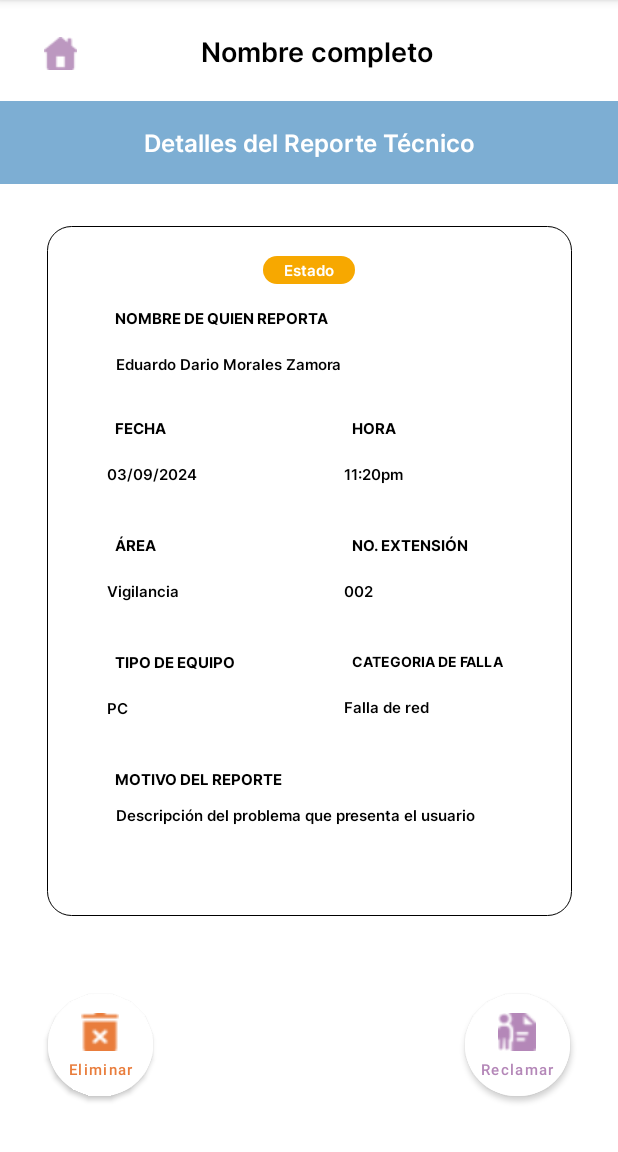
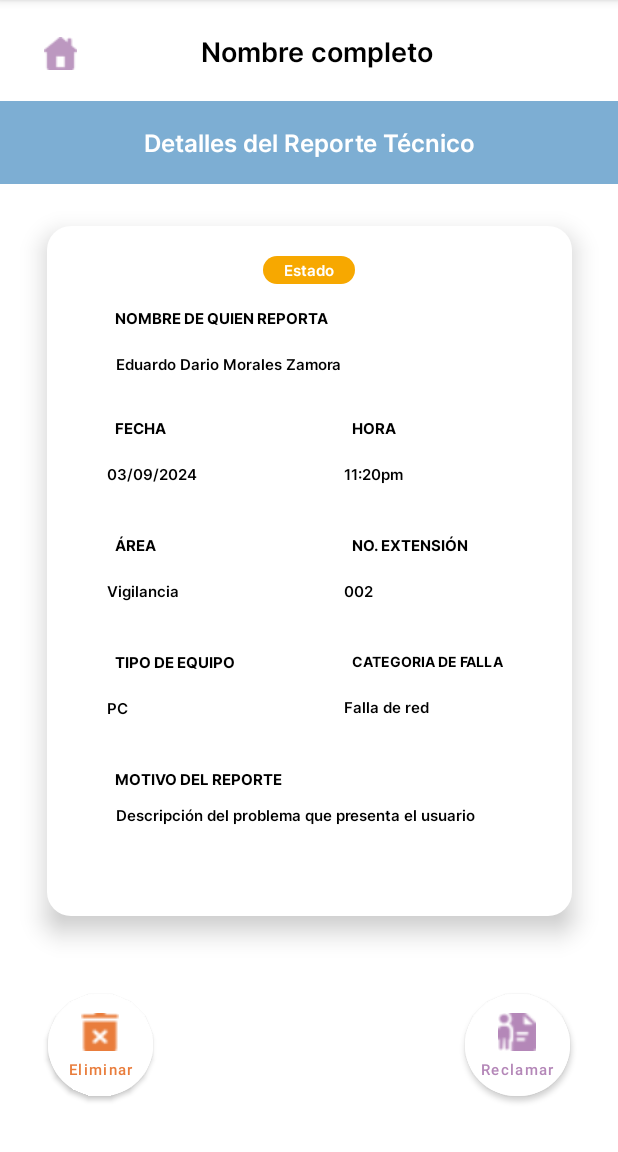
Before and after one commit to iker-landeros/healthsync, an Android app: the UnclaimedTicket screen opened directly, with no data from a screen before it, on a phone screen of 412 x 824 dp, the part 84-1236 px from its top. Run offline under Robolectric (Android 15) with nearby library versions, the phone set to English and light mode, and no system bars; our stand-ins replace Volley; network calls fail.

Commit message:
Initial ticket evidence layout

```diff
--- a/app/src/main/AndroidManifest.xml
+++ b/app/src/main/AndroidManifest.xml
@@ -15,6 +15,9 @@
         android:supportsRtl="true"
         android:theme="@style/Theme.HealthSyncApp"
         tools:targetApi="31">
+        <activity
+            android:name=".utils.TicketProcessEvidence"
+            android:exported="false" />
         <activity
             android:name=".SecondaryStats"
             android:exported="false" />
--- a/app/src/main/res/drawable/linear_layout_borde.xml
+++ b/app/src/main/res/drawable/linear_layout_borde.xml
@@ -1,7 +1,4 @@
 <shape xmlns:android="http://schemas.android.com/apk/res/android">
     <solid android:color="#FFFFFF"/>
     <corners android:radius="16dp"/>
-    <stroke
-        android:width=".5dp"
-        android:color="#000000"/>
 </shape>
--- a/app/src/main/res/layout/activity_unclaimed_ticket.xml
+++ b/app/src/main/res/layout/activity_unclaimed_ticket.xml
@@ -74,6 +74,7 @@
         android:layout_width="350dp"
         android:layout_height="460dp"
         android:background="@drawable/linear_layout_borde"
+        android:elevation="10dp"
         android:orientation="vertical"
         app:layout_constraintBottom_toBottomOf="parent"
         app:layout_constraintEnd_toEndOf="parent"
```
Also changed, not shown: app/src/main/java/mx/tec/healthsyncapp/utils/TicketProcessEvidence.kt (added, +21 -0 lines), app/src/main/res/layout/activity_ticket_process_evidence.xml (added, +10 -0 lines), 1 other file.
